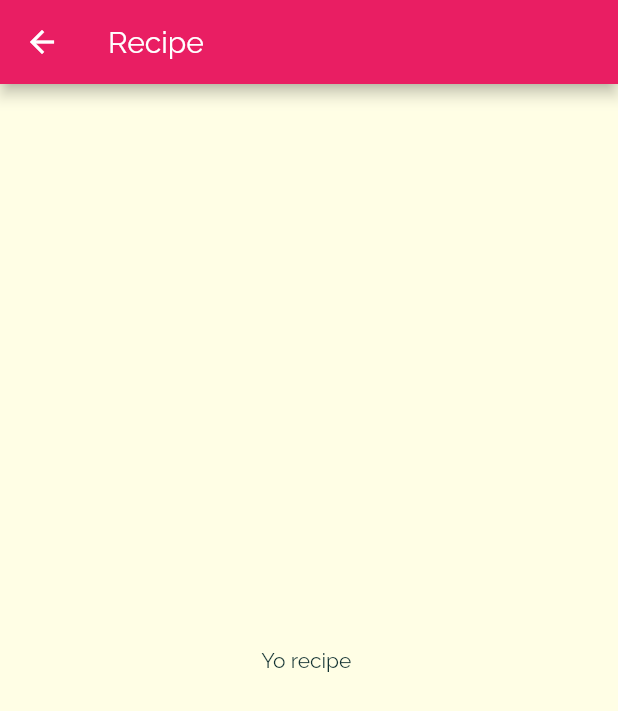
After one commit to TilakMaddy/meals_app, a Flutter app: the screen it shows after launch, after a tap on "Italian", on a phone screen of 412 x 824 dp. The commit adds this screen. Shown: the top 711 px of the screen. Run offline on Flutter 3.47's test engine with Material 2 defaults, Android fonts, the phone set to English and light mode, and no system bars.

Commit message:
meals screen

```diff
--- a/lib/category_item.dart
+++ b/lib/category_item.dart
@@ -1,4 +1,5 @@
 import 'package:flutter/material.dart';
+import 'package:meals_app/category_meals_screen.dart';
 
 class CategoryItem extends StatelessWidget {
   final String title;
@@ -9,9 +10,25 @@ class CategoryItem extends StatelessWidget {
     required this.color,
   });
 
+  void _selectCategory(BuildContext context) {
+    Navigator.of(context).push(
+      MaterialPageRoute(
+        builder: (ctx) {
+          return CategoryMealsScreen();
+        },
+      ),
+    );
+  }
+
   @override
   Widget build(BuildContext context) {
-    return Container(
+    return InkWell(
+      onTap: () {
+        _selectCategory(context);
+      },
+      splashColor: Theme.of(context).primaryColor,
+      borderRadius: BorderRadius.circular(15),
+      child: Container(
         padding: EdgeInsets.all(5),
         child: Text(
           title,
@@ -28,6 +45,7 @@ class CategoryItem extends StatelessWidget {
           ),
           borderRadius: BorderRadius.circular(15),
         ),
+      ),
     );
   }
 }
--- /dev/null
+++ b/lib/category_meals_screen.dart
@@ -0,0 +1,15 @@
+import 'package:flutter/material.dart';
+
+class CategoryMealsScreen extends StatelessWidget {
+  @override
+  Widget build(BuildContext context) {
+    return Scaffold(
+      appBar: AppBar(
+        title: Text('Recipe'),
+      ),
+      body: Center(
+        child: Text('Yo recipe '),
+      ),
+    );
+  }
+}
```
Lines whose indentation alone changed are shown as unchanged.
